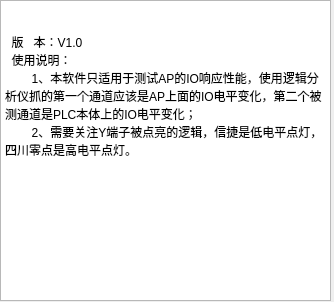
This is helpdiaglog.ui in 15351707819/excel as Qt 5 draws it before an edit. The edited form follows.
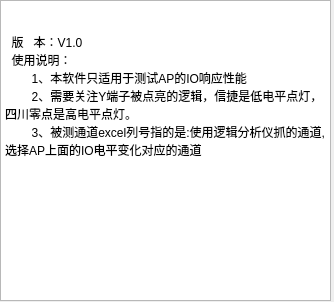
This is the edited form.

Commit message: 添加通道判断

Diff of the .ui file:
```diff
--- a/helpdiaglog.ui
+++ b/helpdiaglog.ui
@@ -31,8 +31,9 @@
 &lt;p style=&quot;-qt-paragraph-type:empty; margin-top:0px; margin-bottom:0px; margin-left:0px; margin-right:0px; -qt-block-indent:0; text-indent:0px;&quot;&gt;&lt;br /&gt;&lt;/p&gt;
 &lt;p style=&quot; margin-top:0px; margin-bottom:0px; margin-left:0px; margin-right:0px; -qt-block-indent:0; text-indent:0px;&quot;&gt;  版   本：V1.0&lt;/p&gt;
 &lt;p style=&quot; margin-top:0px; margin-bottom:0px; margin-left:0px; margin-right:0px; -qt-block-indent:0; text-indent:0px;&quot;&gt;  使用说明：&lt;/p&gt;
-&lt;p style=&quot; margin-top:0px; margin-bottom:0px; margin-left:0px; margin-right:0px; -qt-block-indent:0; text-indent:0px;&quot;&gt;        1、本软件只适用于测试AP的IO响应性能，使用逻辑分析仪抓的第一个通道应该是AP上面的IO电平变化，第二个被测通道是PLC本体上的IO电平变化；&lt;/p&gt;
-&lt;p style=&quot; margin-top:0px; margin-bottom:0px; margin-left:0px; margin-right:0px; -qt-block-indent:0; text-indent:0px;&quot;&gt;        2、需要关注Y端子被点亮的逻辑，信捷是低电平点灯，四川零点是高电平点灯。&lt;/p&gt;&lt;/body&gt;&lt;/html&gt;</string>
+&lt;p style=&quot; margin-top:0px; margin-bottom:0px; margin-left:0px; margin-right:0px; -qt-block-indent:0; text-indent:0px;&quot;&gt;        1、本软件只适用于测试AP的IO响应性能&lt;/p&gt;
+&lt;p style=&quot; margin-top:0px; margin-bottom:0px; margin-left:0px; margin-right:0px; -qt-block-indent:0; text-indent:0px;&quot;&gt;        2、需要关注Y端子被点亮的逻辑，信捷是低电平点灯，四川零点是高电平点灯。&lt;/p&gt;
+&lt;p style=&quot; margin-top:0px; margin-bottom:0px; margin-left:0px; margin-right:0px; -qt-block-indent:0; text-indent:0px;&quot;&gt;        3、被测通道excel列号指的是:使用逻辑分析仪抓的通道,选择AP上面的IO电平变化对应的通道&lt;/p&gt;&lt;/body&gt;&lt;/html&gt;</string>
    </property>
   </widget>
  </widget>
```
The commit also changes 6 other files.
